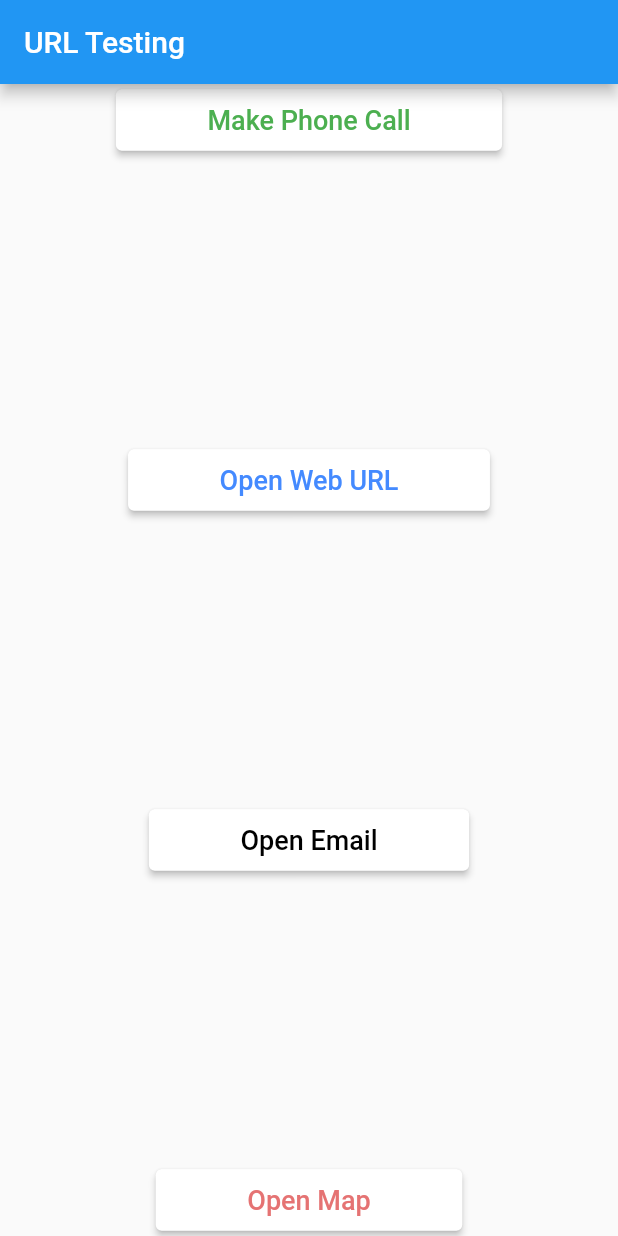
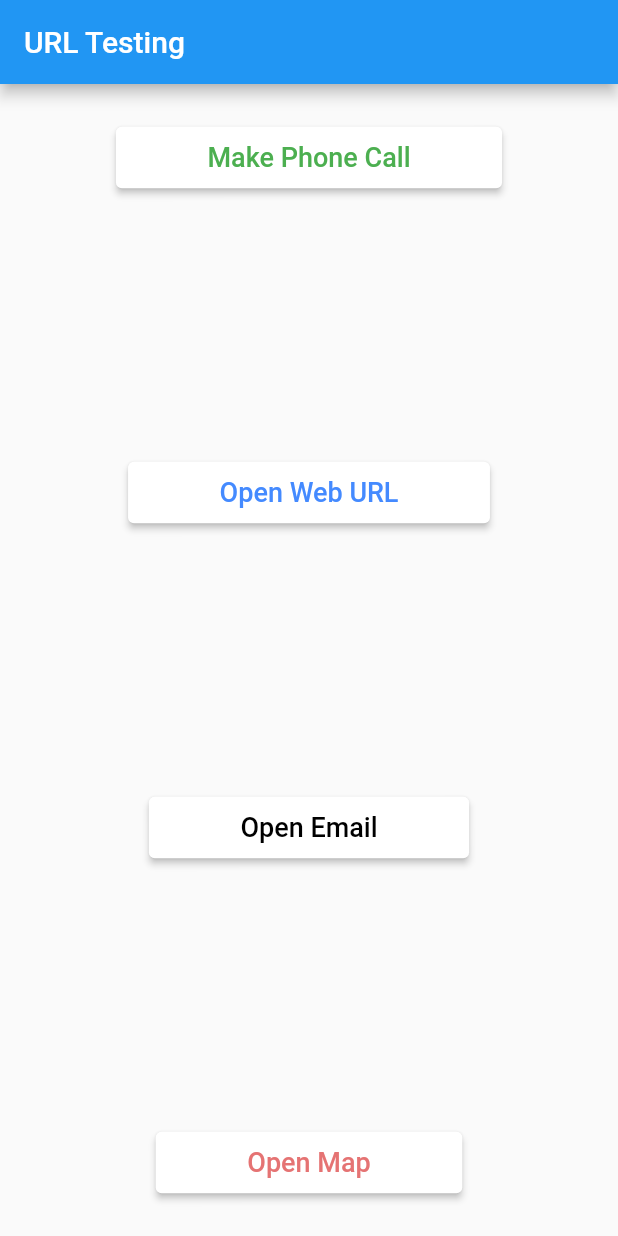
Before and after one commit to naumansamtia/url-launcher-test, a Flutter app: the screen it shows after launch, on a phone screen of 412 x 824 dp. Run offline on Flutter 3.47's test engine with Material 2 defaults, Android fonts, the phone set to English and light mode, and no system bars.

Commit message:
Code rearrange

```diff
--- a/lib/main.dart
+++ b/lib/main.dart
@@ -28,7 +28,7 @@ class UrlLauncherPackage extends StatefulWidget {
 class _UrlLauncherPackageState extends State<UrlLauncherPackage> {
   final String lat = "31.46604554302377";
   final String lng = "74.25599821810253";
-
+// Start Make Phone Call
   Future<void> _makePhoneCall(String url) async {
     if (await canLaunch(url)) {
       await launch(url);
@@ -36,7 +36,7 @@ class _UrlLauncherPackageState extends State<UrlLauncherPackage> {
       throw "Could Not Launch $url";
     }
   }
-
+// Start Open Web URL
   _openWebURL() async {
     const url = 'https://ioitechnologies.com';
     if (await canLaunch(url)) {
@@ -45,7 +45,7 @@ class _UrlLauncherPackageState extends State<UrlLauncherPackage> {
       throw "Could Not Launch $url";
     }
   }
-
+// Start Open Map
   _openMap() async {
     final String googleMapsUrl = "comgooglemaps://?center=$lat,$lng";
     final String myOfficeLocationUrl =
@@ -59,7 +59,7 @@ class _UrlLauncherPackageState extends State<UrlLauncherPackage> {
       throw "Could Not Launch URL";
     }
   }
-
+// Start Email
   _openEmail() async {
     launch(
         "mailto:naumansamtia3@gmail.com?subject=TestingEmail&Body= I Am Mailing for Test");
@@ -72,13 +72,15 @@ class _UrlLauncherPackageState extends State<UrlLauncherPackage> {
         title: Text("URL Testing"),
       ),
       body: Center(
+        child: Padding(
+          padding: const EdgeInsets.symmetric(vertical: 25.0),
           child: Column(
-          // crossAxisAlignment: CrossAxisAlignment.center,
             mainAxisAlignment: MainAxisAlignment.spaceBetween,
             children: [
               ElevatedButton(
                 child: Padding(
-                padding: const EdgeInsets.symmetric(horizontal: 45.0, vertical: 10.0),
+                  padding: const EdgeInsets.symmetric(
+                      horizontal: 45.0, vertical: 10.0),
                   child: Text(
                     "Make Phone Call",
                     style: TextStyle(color: Colors.green, fontSize: 18),
@@ -88,7 +90,8 @@ class _UrlLauncherPackageState extends State<UrlLauncherPackage> {
                   _makePhoneCall('tel:+923461681066');
                 }),
                 style: ButtonStyle(
-                backgroundColor: MaterialStateProperty.all<Color>(Colors.white),
+                  backgroundColor:
+                      MaterialStateProperty.all<Color>(Colors.white),
                 ),
               ),
               ElevatedButton(
@@ -137,9 +140,11 @@ class _UrlLauncherPackageState extends State<UrlLauncherPackage> {
                 ),
                 style: ButtonStyle(
                   backgroundColor:
-                      MaterialStateProperty.all<Color>(Colors.white)),
+                      MaterialStateProperty.all<Color>(Colors.white),
+                ),
               ),
             ],
+          ),
         ),
       ),
     );
```
Also changed, not shown: 1 other file. Lines whose indentation alone changed are shown as unchanged.
